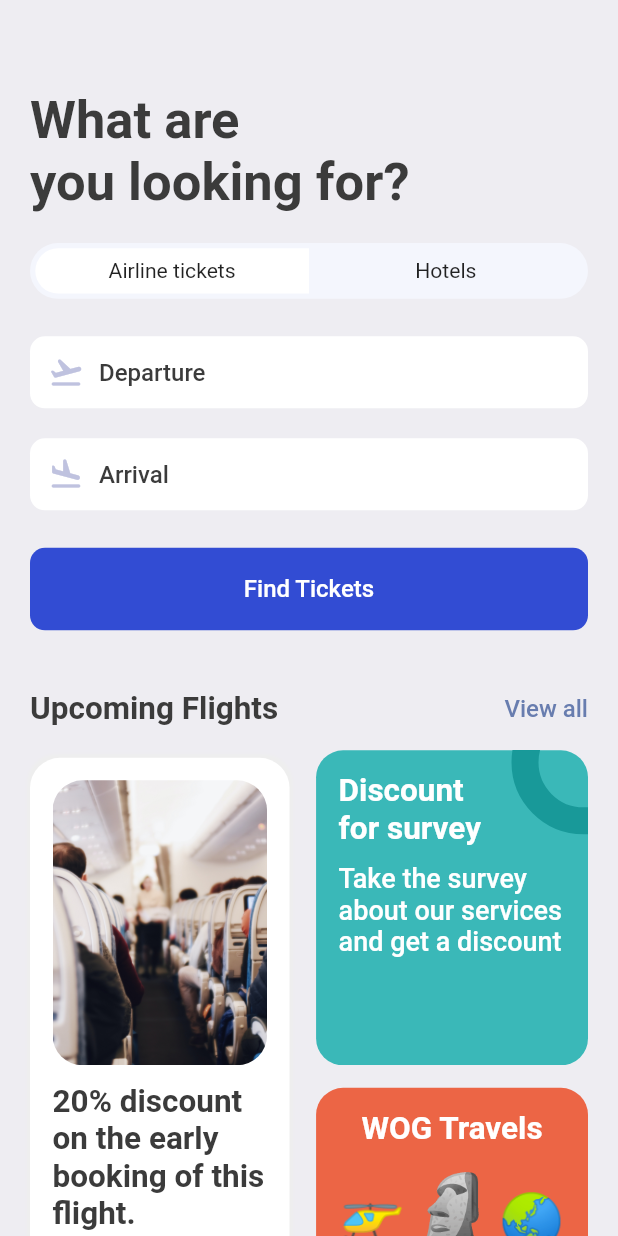
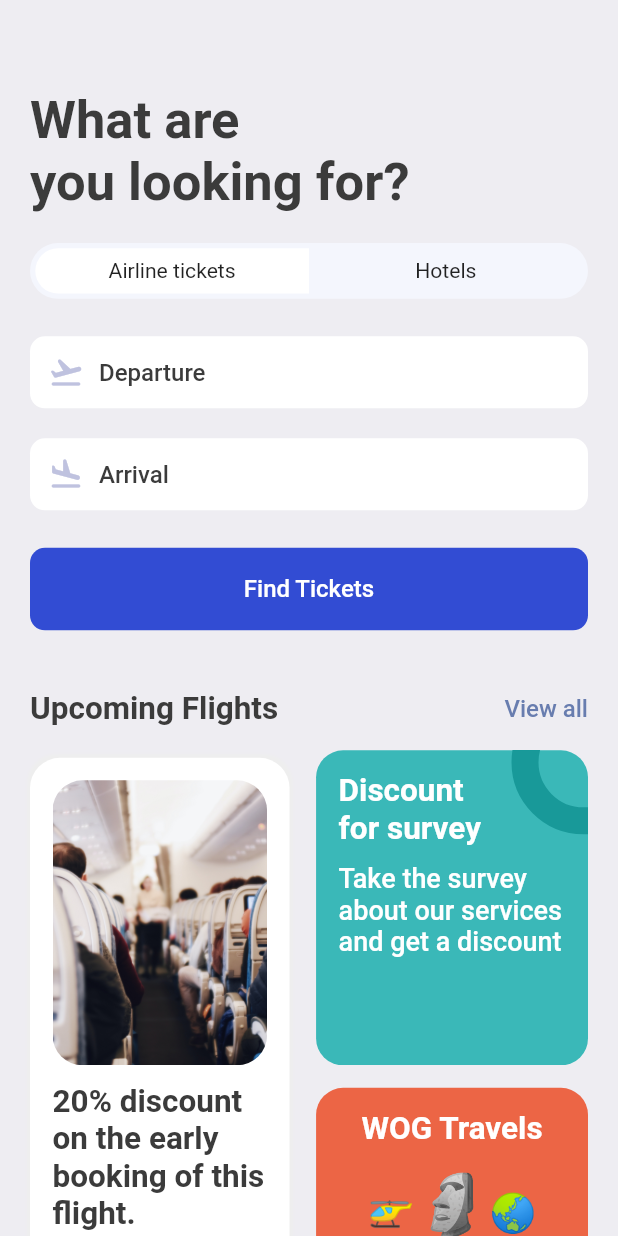
Before and after one commit to blvcksamurai/Book-Tickets, a Flutter app: the SearchScreen screen opened directly, on a phone screen of 412 x 824 dp. Run offline on Flutter 3.47's test engine with Material 2 defaults, Android fonts, the phone set to English and light mode, and no system bars; our stand-ins replace barcode_widget, fluentui_icons, gap, get.

Commit message:
Final Build_

```diff
--- a/lib/screens/search_screen.dart
+++ b/lib/screens/search_screen.dart
@@ -169,10 +169,19 @@ class SearchScreen extends StatelessWidget {
                         ),
                         Gap(AppLayout.getHeight(15)),
                         RichText(
-                            text: const TextSpan(children: [
-                          TextSpan(text: '🚁', style: TextStyle(fontSize: 35)),
-                          TextSpan(text: '🗿', style: TextStyle(fontSize: 50)),
-                          TextSpan(text: '🌏', style: TextStyle(fontSize: 35)),
+                            text: TextSpan(children: [
+                          TextSpan(
+                              text: '🚁',
+                              style:
+                                  TextStyle(fontSize: AppLayout.getHeight(25))),
+                          TextSpan(
+                              text: '🗿',
+                              style:
+                                  TextStyle(fontSize: AppLayout.getHeight(40))),
+                          TextSpan(
+                              text: '🌏',
+                              style:
+                                  TextStyle(fontSize: AppLayout.getHeight(25))),
                         ]))
                       ],
                     ),
```
